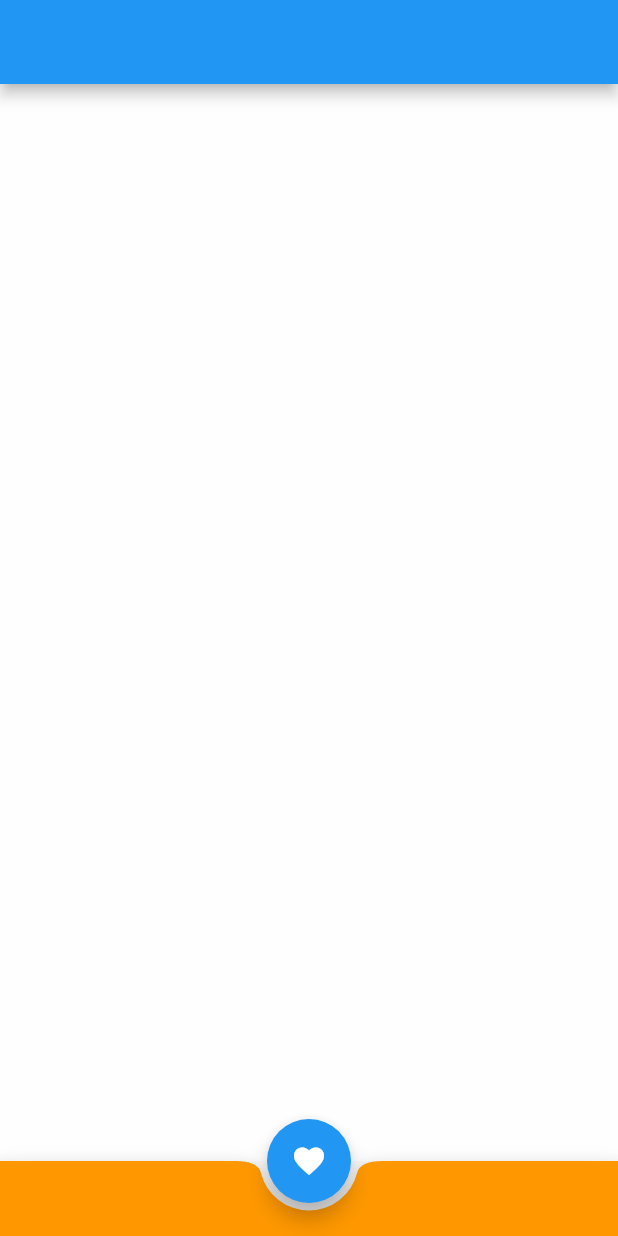
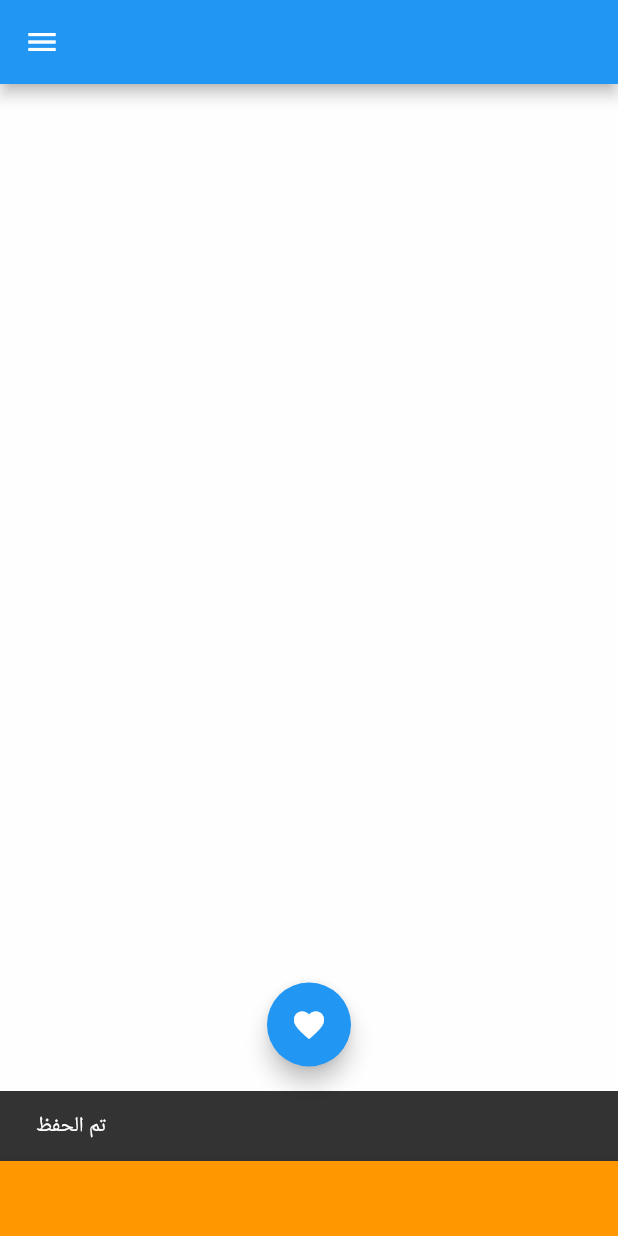
Before and after one commit to osamax2009/2022decemberFirstAppCourse, a Flutter app: the screen it shows after launch, after a tap on the "favorite" icon, on a phone screen of 412 x 824 dp. Run offline on Flutter 3.47's test engine with Material 2 defaults, Android fonts, the phone set to English and light mode, and no system bars.

Commit message:
Update HomeScreen.dart

```diff
--- a/lib/HomeScreen.dart
+++ b/lib/HomeScreen.dart
@@ -9,7 +9,9 @@ class HomeScreen extends StatelessWidget {
   @override
   Widget build(BuildContext context) {
     return Scaffold(
-      appBar: AppBar(),
+      appBar: AppBar(
+      ),
+      drawer: Drawer(),
 
       body:Container(
         color: Colors.white70,
@@ -18,6 +20,9 @@ class HomeScreen extends StatelessWidget {
       floatingActionButton: FloatingActionButton(
           onPressed: (){
             print("ok");
+            ScaffoldMessenger.of(context).showSnackBar(
+              SnackBar(content: Text("تم الحفظ"))
+            );
           },
         child: Icon(Icons.favorite),
 
```
